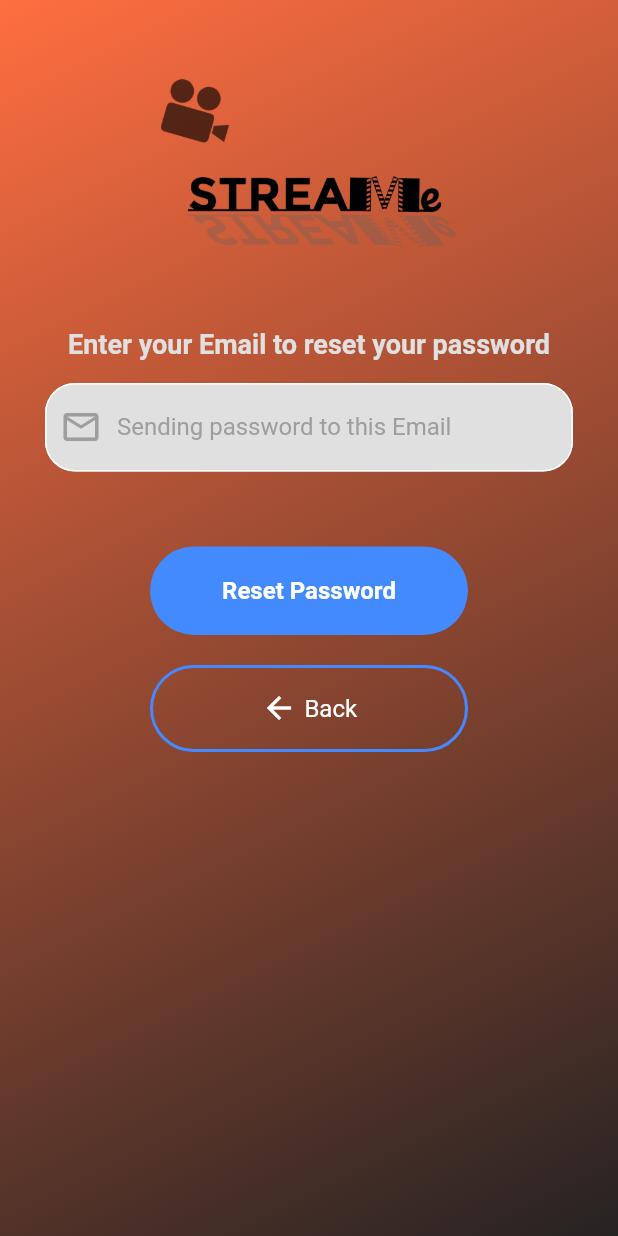
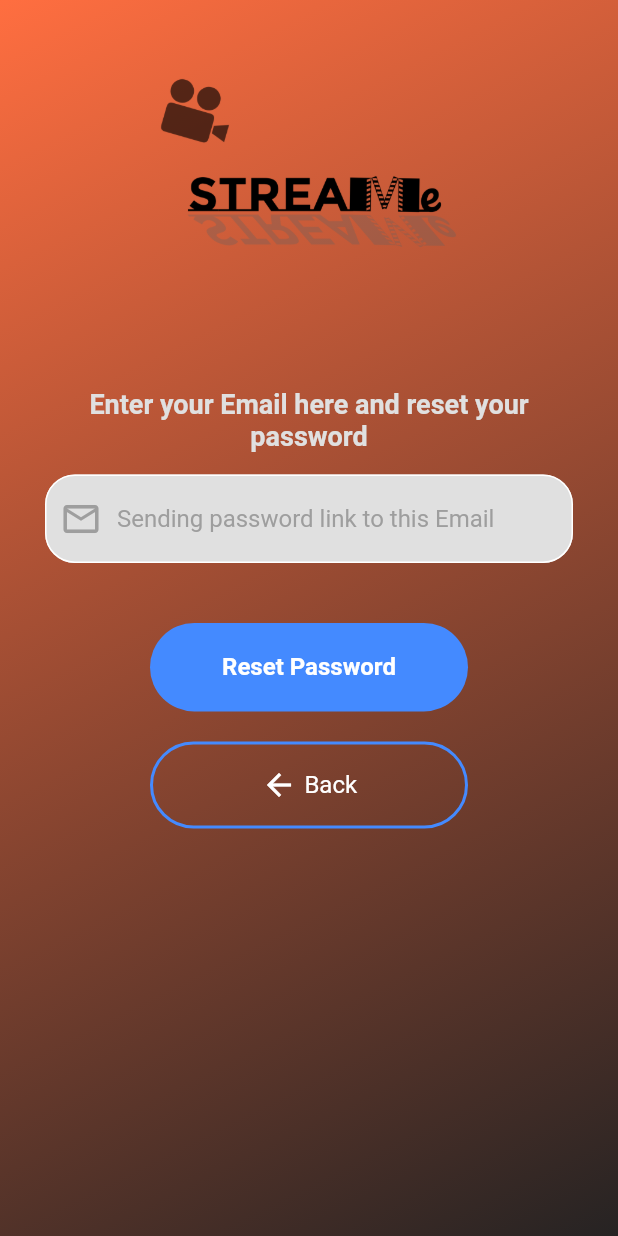
Before and after one commit to Str4wF4b/StreaMe, a Flutter app: the ForgotPasswordPage screen opened directly, on a phone screen of 412 x 824 dp. Run offline on Flutter 3.47's test engine with Material 2 defaults, Android fonts, the phone set to English and light mode, and no system bars; our stand-ins replace cloud_firestore, firebase_auth, firebase_core, flutter_login, google_sign_in, image_picker and 1 more; accounts and stored records are empty.

Commit message:
Forgot Password Page functionalitites

```diff
--- a/lib/android/app/src/view/forgotpassword_page.dart
+++ b/lib/android/app/src/view/forgotpassword_page.dart
@@ -1,7 +1,9 @@
+import 'package:firebase_auth/firebase_auth.dart';
 import 'package:flutter/material.dart';
 import 'package:stream_me/android/app/src/components/login_sign-buttons.dart';
 
 import '../components/login_text-field.dart';
+import '../controller/forgotpassword_controller.dart';
 
 class ForgotPasswordPage extends StatefulWidget {
   ForgotPasswordPage({Key? key}) : super(key: key);
@@ -12,10 +14,17 @@ class ForgotPasswordPage extends StatefulWidget {
   final Color backgroundColor = const Color.fromRGBO(38, 35, 35, 1.0);
   final Color middleBackgroundColor = const Color.fromRGBO(44, 40, 40, 1.0);
 
-  final emailController = TextEditingController();
+  final ForgotPasswordController _forgotPwCon = ForgotPasswordController();
+  final _emailController = TextEditingController();
 }
 
 class _ForgotPasswordPageState extends State<ForgotPasswordPage> {
+  @override
+  void dispose() {
+    widget._emailController.dispose();
+    super.dispose();
+  }
+
   @override
   Widget build(BuildContext context) {
     return Container(
@@ -43,23 +52,27 @@ class _ForgotPasswordPageState extends State<ForgotPasswordPage> {
                       "assets/images/streame.png",
                       width: 200,
                     ),
-                    const SizedBox(height: 50),
-                    Text("Enter your Email to reset your password",
-                        style: TextStyle(
-                            color: Colors.grey.shade300,
-                            fontWeight: FontWeight.bold,
-                            fontSize: 18.0)),
+                    const SizedBox(height: 90),
+                    Padding(
+                      padding: const EdgeInsets.symmetric(horizontal: 30.0),
+                      child: Text("Enter your Email here and reset your password",
+                          style: TextStyle(
+                              color: Colors.grey.shade300,
+                              fontWeight: FontWeight.bold,
+                              fontSize: 18.0),
+                          textAlign: TextAlign.center),
+                    ),
                     const SizedBox(height: 15),
                     LoginTextField(
-                      inputController: widget.emailController,
+                      inputController: widget._emailController,
                       obscureText: false,
-                      hintText: "Sending password to this Email",
-                      prefixIcon: Icons.mail_outline,
+                      hintText: "Sending password link to this Email",
+                      prefixIcon: Icons.mail_outline
                     ),
                     const SizedBox(
-                      height: 50,
+                      height: 40,
                     ),
-                    SignButton(onTap: () {}, text: "Reset Password"),
+                    SignButton(onTap: resetPassword, text: "Reset Password"),
                     const SizedBox(
                       height: 20,
                     ),
@@ -101,4 +114,18 @@ class _ForgotPasswordPageState extends State<ForgotPasswordPage> {
       ),
     );
   }
+
+  /**
+   * A function sending an email to the entered email address if clicked on the "Reset Password"
+   */
+  Future resetPassword() async {
+    try {
+      await FirebaseAuth.instance
+          .sendPasswordResetEmail(email: widget._emailController.text.trim());
+      widget._forgotPwCon.wrongInputPopup(context, true, widget._emailController);
+      //widget._emailController.text = ""; //making TextField empty
+    } on FirebaseAuthException catch (e) {
+      widget._forgotPwCon.wrongInputPopup(context, false, widget._emailController);
+    }
+  }
 }
```
Also changed, not shown: lib/android/app/src/controller/forgotpassword_controller.dart (added, +86 -0 lines).
